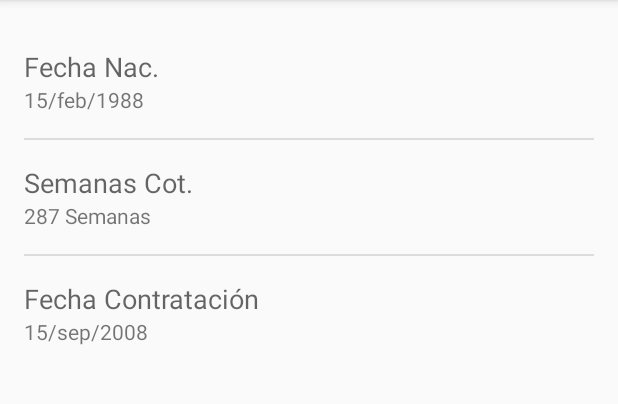
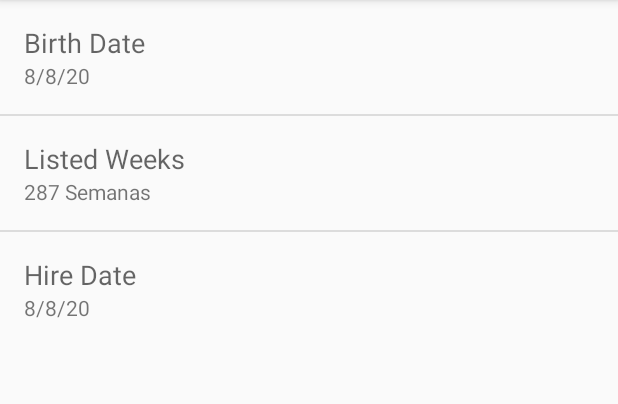
Before and after one commit to gerardo5120/TiempoRetiro, an Android app: the screen it shows after launch (PersonalInfo before the commit, PersonalInfoActivity after it), after a tap on "Edit Info", on a phone screen of 412 x 824 dp, the part 84-488 px from its top. Run offline under Robolectric (Android 15) with nearby library versions, the phone set to English and light mode, and no system bars; libraries missing offline, so code that uses them is left out: com.github.gerardo5120.zpiechart; 8 statements that could not run were skipped.

Commit message:
Changes to files structure

```diff
--- a/app/src/main/AndroidManifest.xml
+++ b/app/src/main/AndroidManifest.xml
@@ -15,8 +15,8 @@
                 <category android:name="android.intent.category.LAUNCHER" />
             </intent-filter>
         </activity>
-        <activity android:name=".About" />
-        <activity android:name=".PersonalInfo" />
+        <activity android:name=".AboutActivity" />
+        <activity android:name=".PersonalInfoActivity" />
     </application>
 
 </manifest>
--- a/app/src/main/java/com/github/gerardo5120/tiemporetiro/About.java
+++ b/app/src/main/java/com/github/gerardo5120/tiemporetiro/AboutActivity.java
@@ -4,7 +4,7 @@ import android.support.v7.app.AppCompatActivity;
 import android.os.Bundle;
 import android.widget.TextView;
 
-public class About extends AppCompatActivity {
+public class AboutActivity extends AppCompatActivity {
 
     @Override
     protected void onCreate(Bundle savedInstanceState) {
--- a/app/src/main/java/com/github/gerardo5120/tiemporetiro/ListedWeeks.java
+++ b/app/src/main/java/com/github/gerardo5120/tiemporetiro/ListedWeeksFragment.java
@@ -11,10 +11,10 @@ import android.widget.EditText;
 /**
  * Created by cruzgerardoyanezteran on 10/6/16.
  */
-public class ListedWeeks extends DialogFragment {
+public class ListedWeeksFragment extends DialogFragment {
     private EditText etListedWeeks;
 
-    public ListedWeeks() {
+    public ListedWeeksFragment() {
         // NOPE
     }
 
--- a/app/src/main/java/com/github/gerardo5120/tiemporetiro/MainActivity.java
+++ b/app/src/main/java/com/github/gerardo5120/tiemporetiro/MainActivity.java
@@ -46,7 +46,7 @@ public class MainActivity extends AppCompatActivity {
 
         switch (item.getItemId()) {
             case R.id.action_edit_info:
-                Intent intent = new Intent(this, PersonalInfo.class);
+                Intent intent = new Intent(this, PersonalInfoActivity.class);
 
                 //Bundle b = new Bundle();
                 //intent.putExtra("Message", "Holla");
--- a/app/src/main/java/com/github/gerardo5120/tiemporetiro/PersonalInfo.java
+++ b/app/src/main/java/com/github/gerardo5120/tiemporetiro/PersonalInfo.java
@@ -1,97 +1,7 @@
 package com.github.gerardo5120.tiemporetiro;
 
-import android.app.DatePickerDialog;
-import android.app.Dialog;
-import android.app.DialogFragment;
-import android.app.FragmentManager;
-import android.support.v7.app.AppCompatActivity;
-import android.os.Bundle;
-import android.view.View;
-import android.widget.DatePicker;
-import android.widget.EditText;
-import android.widget.ListView;
-import android.widget.SimpleAdapter;
-
-import java.text.DateFormat;
-import java.util.ArrayList;
-import java.util.Calendar;
-import java.util.HashMap;
-import java.util.Map;
-
-public class PersonalInfo extends AppCompatActivity {
-    private EditText etDate;
-
-    @Override
-    protected void onCreate(Bundle savedInstanceState) {
-        super.onCreate(savedInstanceState);
-        setContentView(R.layout.activity_personal_info);
-
-
-
-
-        getSupportActionBar().setDisplayHomeAsUpEnabled(true);
-        getSupportActionBar().setHomeButtonEnabled(true);
-
-
-
-
-        ListView l = (ListView) findViewById(R.id.listView);
-
-        ArrayList<Map<String, String>> list = buildData();
-        String[] from = { "name", "purpose" };
-        int[] to = { R.id.name, R.id.value };
-
-        SimpleAdapter adapter = new SimpleAdapter(this, list,
-                R.layout.personal_info_item, from, to);
-        l.setAdapter(adapter);
-    }
-
-
-
-
-    private ArrayList<Map<String, String>> buildData() {
-        ArrayList<Map<String, String>> list = new ArrayList<>();
-
-        list.add(putData("Fecha Nac.", "15/feb/1988"));
-        list.add(putData("Semanas Cot.", "287 Semanas"));
-        list.add(putData("Fecha Contratación", "15/sep/2008"));
-
-        return list;
-    }
-
-    private HashMap<String, String> putData(String name, String purpose) {
-        HashMap<String, String> item = new HashMap<String, String>();
-        item.put("name", name);
-        item.put("purpose", purpose);
-        return item;
-    }
-
-
-
-
-
-
-    public class DatePickerFragment extends android.app.DialogFragment
-            implements DatePickerDialog.OnDateSetListener {
-        @Override
-        public Dialog onCreateDialog(Bundle savedInstanceState) {
-            final Calendar c = Calendar.getInstance();
-            int day = c.get(Calendar.DAY_OF_MONTH);
-            int month = c.get(Calendar.MONTH);
-            int year = c.get(Calendar.YEAR);
-
-            return new DatePickerDialog(getActivity(), this, year, month, day);
-        }
-
-        @Override
-        public void onDateSet(DatePicker view, int year, int monthOfYear, int dayOfMonth) {
-            DateFormat dateFormat = android.text.format.DateFormat.
-                    getDateFormat(PersonalInfo.this);
-
-            final Calendar c = Calendar.getInstance();
-            c.set(year, monthOfYear, dayOfMonth);
-
-            PersonalInfo.this.etDate.setText(dateFormat.format(c.getTime()));
-        }
-    }
+/**
+ * Created by cruzgerardoyanezteran on 12/6/16.
+ */
+public class PersonalInfo  {
 }
--- /dev/null
+++ b/app/src/main/java/com/github/gerardo5120/tiemporetiro/PersonalInfoActivity.java
@@ -0,0 +1,106 @@
+package com.github.gerardo5120.tiemporetiro;
+
+import android.app.DatePickerDialog;
+import android.app.Dialog;
+import android.support.v7.app.AppCompatActivity;
+import android.os.Bundle;
+import android.widget.DatePicker;
+import android.widget.EditText;
+import android.widget.ListView;
+import android.widget.SimpleAdapter;
+
+import java.text.DateFormat;
+import java.util.ArrayList;
+import java.util.Calendar;
+import java.util.HashMap;
+import java.util.Map;
+
+public class PersonalInfoActivity extends AppCompatActivity {
+    private EditText etDate;
+
+    @Override
+    protected void onCreate(Bundle savedInstanceState) {
+        super.onCreate(savedInstanceState);
+        setContentView(R.layout.activity_personal_info);
+
+
+
+
+        getSupportActionBar().setDisplayHomeAsUpEnabled(true);
+        getSupportActionBar().setHomeButtonEnabled(true);
+
+
+
+
+        ListView l = (ListView) findViewById(R.id.listView);
+
+        ArrayList<Map<String, String>> list = buildData();
+        String[] from = { "name", "purpose" };
+        int[] to = { R.id.name, R.id.value };
+
+        SimpleAdapter adapter = new SimpleAdapter(this, list,
+                R.layout.personal_info_item, from, to);
+        l.setAdapter(adapter);
+    }
+
+
+
+
+    private ArrayList<Map<String, String>> buildData() {
+        ArrayList<Map<String, String>> list = new ArrayList<>();
+
+        DateFormat dateFormat = android.text.format.DateFormat.
+                getDateFormat(PersonalInfoActivity.this);
+
+        final Calendar c = Calendar.getInstance();
+        c.set(15, 2, 1988);
+
+
+
+
+        list.add(putData(getString(R.string.birth_date),
+                dateFormat.format(c.getTime())));
+        list.add(putData(getString(R.string.listed_weeks),
+                "287 Semanas"));
+        list.add(putData(getString(R.string.hire_date),
+                dateFormat.format(c.getTime())));
+
+        return list;
+    }
+
+    private HashMap<String, String> putData(String name, String purpose) {
+        HashMap<String, String> item = new HashMap<String, String>();
+        item.put("name", name);
+        item.put("purpose", purpose);
+        return item;
+    }
+
+
+
+
+
+
+    public class DatePickerFragment extends android.app.DialogFragment
+            implements DatePickerDialog.OnDateSetListener {
+        @Override
+        public Dialog onCreateDialog(Bundle savedInstanceState) {
+            final Calendar c = Calendar.getInstance();
+            int day = c.get(Calendar.DAY_OF_MONTH);
+            int month = c.get(Calendar.MONTH);
+            int year = c.get(Calendar.YEAR);
+
+            return new DatePickerDialog(getActivity(), this, year, month, day);
+        }
+
+        @Override
+        public void onDateSet(DatePicker view, int year, int monthOfYear, int dayOfMonth) {
+            DateFormat dateFormat = android.text.format.DateFormat.
+                    getDateFormat(PersonalInfoActivity.this);
+
+            final Calendar c = Calendar.getInstance();
+            c.set(year, monthOfYear, dayOfMonth);
+
+            PersonalInfoActivity.this.etDate.setText(dateFormat.format(c.getTime()));
+        }
+    }
+}
--- a/app/src/main/res/layout/activity_about.xml
+++ b/app/src/main/res/layout/activity_about.xml
@@ -7,7 +7,7 @@
     android:paddingLeft="@dimen/activity_horizontal_margin"
     android:paddingRight="@dimen/activity_horizontal_margin"
     android:paddingTop="@dimen/activity_vertical_margin"
-    tools:context="com.github.gerardo5120.tiemporetiro.About">
+    tools:context=".AboutActivity">
 
     <TextView
         android:layout_width="wrap_content"
--- a/app/src/main/res/layout/activity_personal_info.xml
+++ b/app/src/main/res/layout/activity_personal_info.xml
@@ -3,11 +3,7 @@
     xmlns:tools="http://schemas.android.com/tools"
     android:layout_width="match_parent"
     android:layout_height="match_parent"
-    android:paddingBottom="@dimen/activity_vertical_margin"
-    android:paddingLeft="@dimen/activity_horizontal_margin"
-    android:paddingRight="@dimen/activity_horizontal_margin"
-    android:paddingTop="@dimen/activity_vertical_margin"
-    tools:context="com.github.gerardo5120.tiemporetiro.PersonalInfo">
+    tools:context=".PersonalInfoActivity">
 
 
     <ListView
--- a/app/src/main/res/layout/personal_info_item.xml
+++ b/app/src/main/res/layout/personal_info_item.xml
@@ -1,6 +1,7 @@
 <?xml version="1.0" encoding="utf-8"?>
 <LinearLayout xmlns:android="http://schemas.android.com/apk/res/android"
-    android:orientation="vertical" android:layout_width="match_parent"
+    android:orientation="vertical"
+    android:layout_width="match_parent"
     android:layout_height="match_parent">
 
     <TextView
@@ -9,7 +10,8 @@
         android:textAppearance="?android:attr/textAppearanceMedium"
         android:text="Large Text"
         android:id="@+id/name"
-        android:layout_marginTop="@dimen/activity_horizontal_margin" />
+        android:layout_marginTop="@dimen/activity_vertical_margin"
+        android:layout_marginLeft="@dimen/activity_horizontal_margin" />
 
     <TextView
         android:layout_width="wrap_content"
@@ -17,5 +19,6 @@
         android:textAppearance="?android:attr/textAppearanceSmall"
         android:text="Medium Text"
         android:id="@+id/value"
-        android:layout_marginBottom="@dimen/activity_horizontal_margin" />
+        android:layout_marginBottom="@dimen/activity_vertical_margin"
+        android:layout_marginLeft="@dimen/activity_horizontal_margin" />
 </LinearLayout>
--- a/app/src/main/res/values/strings.xml
+++ b/app/src/main/res/values/strings.xml
@@ -10,6 +10,7 @@
     <string name="years_working">Years Working</string>
     <string name="accept">Accept</string>
     <string name="title_activity_settings">Settings</string>
+    <string name="hire_date">Hire Date</string>
 
     <!-- Strings related to Settings -->
 
```
Also changed, not shown: 1 other file.
